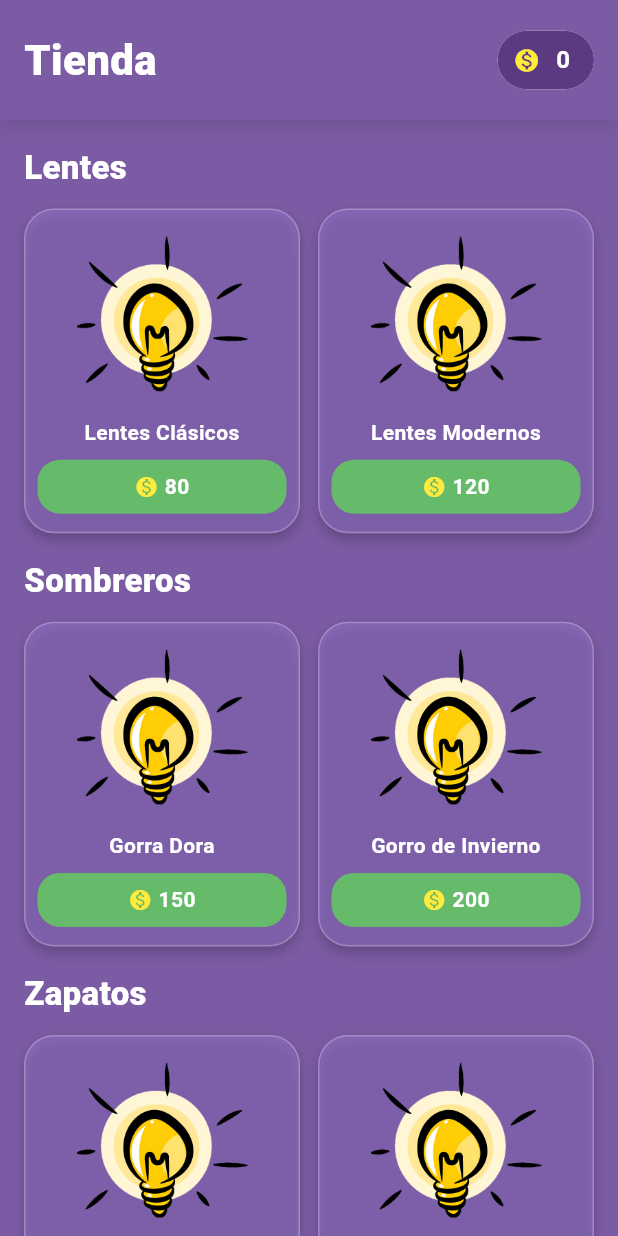
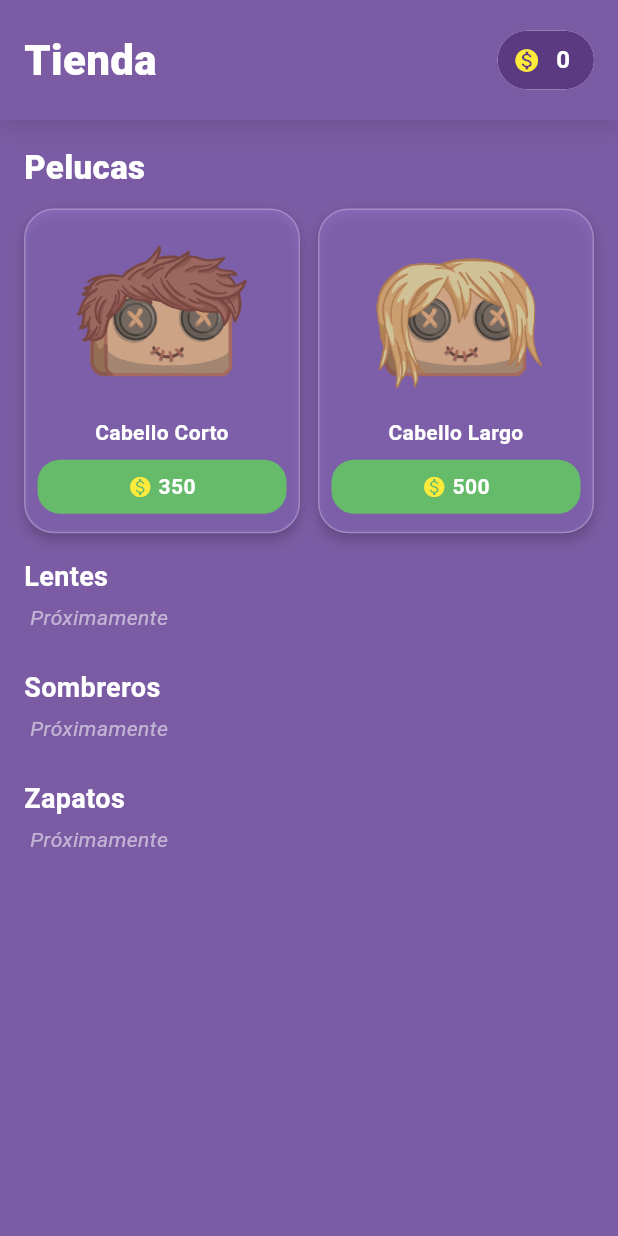
Before and after one commit to J4NLV/-dora-app, a Flutter app: the ShopScreen screen opened by its route, on a phone screen of 412 x 824 dp. Run offline on Flutter 3.47's test engine with Material 3 defaults, Android fonts, the phone set to English and light mode, and no system bars; our stand-ins replace cloud_firestore, firebase_auth, firebase_core, google_sign_in; accounts and stored records are empty.

Commit message:
fix: Set Lentes, Sombreros and Zapatos as Proximamente until assets are ready

```diff
--- a/lib/screen/shop_screen.dart
+++ b/lib/screen/shop_screen.dart
@@ -40,60 +40,6 @@ final List<ShopItem> allShopItems = [
     price: 500,
     category: 'hair',
   ),
-
-  // Lentes (80 y 120 Doracoins)
-  ShopItem(
-    id: 'glasses_classic',
-    name: 'Lentes Clásicos',
-    shopImage: 'assets/bombilla.png',
-    avatarImage: 'assets/bombilla.png',
-    price: 80,
-    category: 'glasses',
-  ),
-  ShopItem(
-    id: 'glasses_modern',
-    name: 'Lentes Modernos',
-    shopImage: 'assets/bombilla.png',
-    avatarImage: 'assets/bombilla.png',
-    price: 120,
-    category: 'glasses',
-  ),
-
-  // Sombreros (150 y 200 Doracoins)
-  ShopItem(
-    id: 'hat_cap',
-    name: 'Gorra Dora',
-    shopImage: 'assets/bombilla.png',
-    avatarImage: 'assets/bombilla.png',
-    price: 150,
-    category: 'hat',
-  ),
-  ShopItem(
-    id: 'hat_beanie',
-    name: 'Gorro de Invierno',
-    shopImage: 'assets/bombilla.png',
-    avatarImage: 'assets/bombilla.png',
-    price: 200,
-    category: 'hat',
-  ),
-
-  // Zapatos / Botas (220 y 280 Doracoins)
-  ShopItem(
-    id: 'shoes_sneakers',
-    name: 'Tenis Deportivos',
-    shopImage: 'assets/bombilla.png',
-    avatarImage: 'assets/bombilla.png',
-    price: 220,
-    category: 'shoes',
-  ),
-  ShopItem(
-    id: 'shoes_boots',
-    name: 'Botas Aventureras',
-    shopImage: 'assets/bombilla.png',
-    avatarImage: 'assets/bombilla.png',
-    price: 280,
-    category: 'shoes',
-  ),
 ];
 
 class ShopScreen extends StatelessWidget {
@@ -105,9 +51,6 @@ class ShopScreen extends StatelessWidget {
     final playerState = playerNotifier.playerState;
 
     final wigs = allShopItems.where((i) => i.category == 'hair').toList();
-    final glasses = allShopItems.where((i) => i.category == 'glasses').toList();
-    final hats = allShopItems.where((i) => i.category == 'hat').toList();
-    final shoes = allShopItems.where((i) => i.category == 'shoes').toList();
 
     return Scaffold(
       backgroundColor: const Color(0xFF7B5BA3),
@@ -158,30 +101,27 @@ class ShopScreen extends StatelessWidget {
                 padding: const EdgeInsets.all(16.0),
                 children: [
                   _AnimatedShopSection(
-                    title: 'Lentes',
-                    items: glasses,
+                    title: 'Pelucas',
+                    items: wigs,
                     playerNotifier: playerNotifier,
                     delay: 0,
                   ),
                   const SizedBox(height: 16),
-                  _AnimatedShopSection(
-                    title: 'Sombreros',
-                    items: hats,
-                    playerNotifier: playerNotifier,
+                  const _AnimatedShopSection(
+                    title: 'Lentes',
+                    items: [],
                     delay: 100,
                   ),
                   const SizedBox(height: 16),
-                  _AnimatedShopSection(
-                    title: 'Zapatos',
-                    items: shoes,
-                    playerNotifier: playerNotifier,
+                  const _AnimatedShopSection(
+                    title: 'Sombreros',
+                    items: [],
                     delay: 200,
                   ),
                   const SizedBox(height: 16),
-                  _AnimatedShopSection(
-                    title: 'Pelucas',
-                    items: wigs,
-                    playerNotifier: playerNotifier,
+                  const _AnimatedShopSection(
+                    title: 'Zapatos',
+                    items: [],
                     delay: 300,
                   ),
                   // Espacio extra al final para que no se tape con el bottom nav
```
